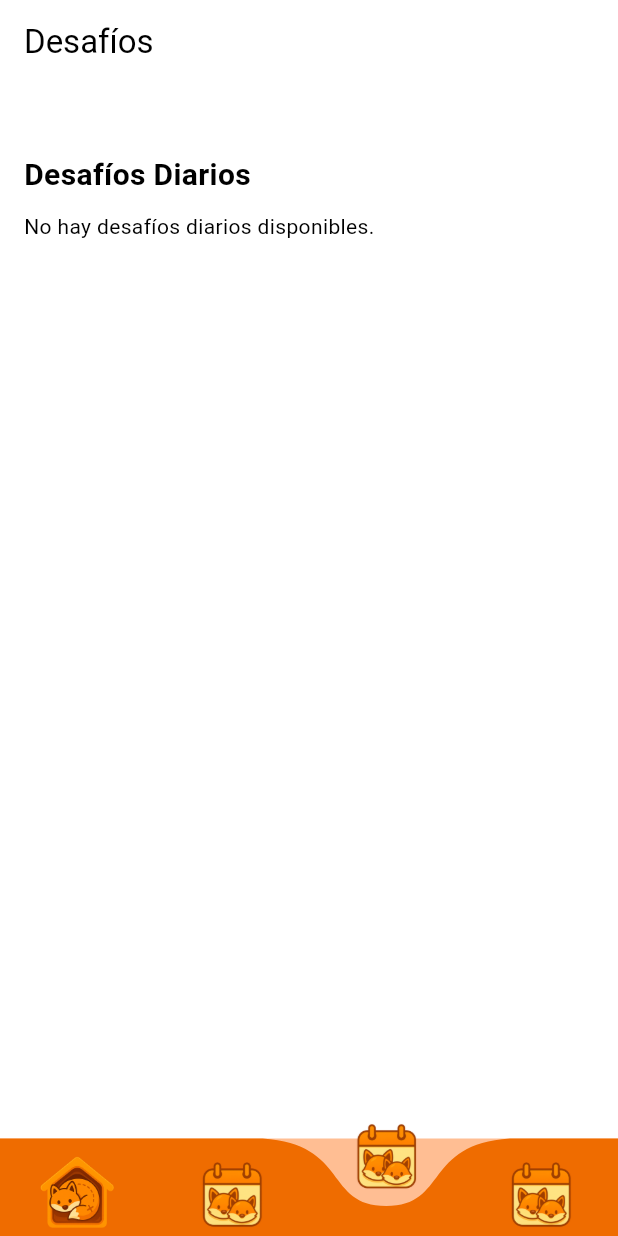
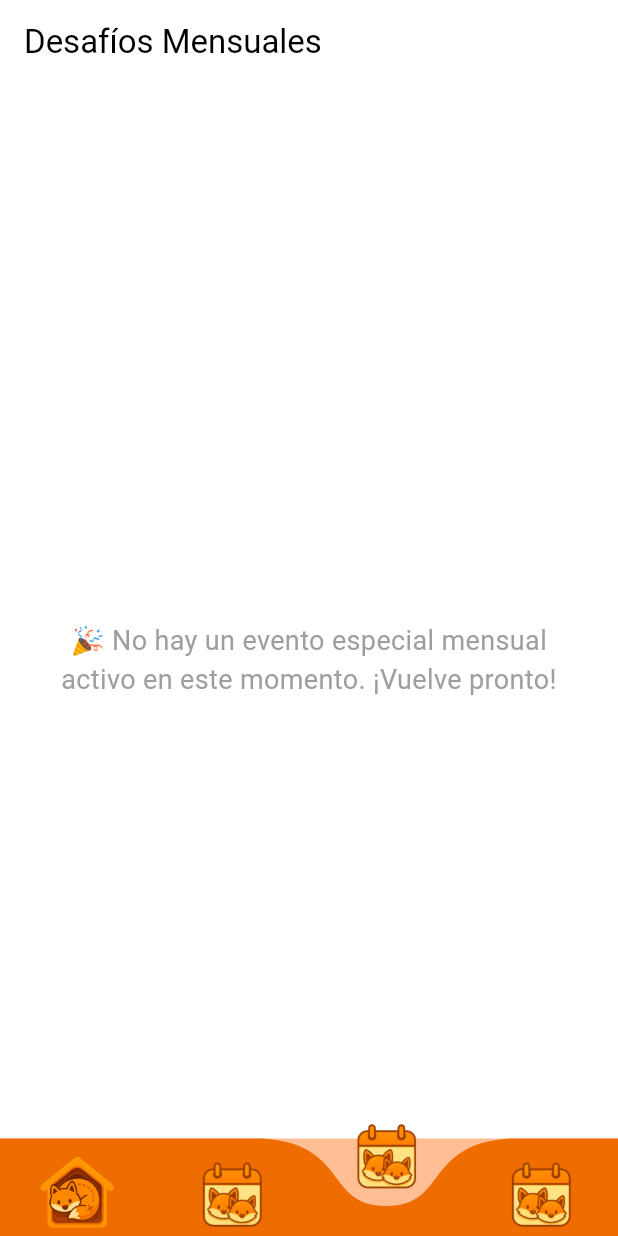
Before and after one commit to ATL1GOD/KitsuCode, a Flutter app: the screen it shows once a user with an empty profile is signed in, item 3 of the bottom bar chosen, on a phone screen of 412 x 824 dp. Run offline on Flutter 3.47's test engine with Material 3 defaults, Android fonts, the phone set to English and light mode, and no system bars; drawn by our look-alikes of curved_navigation_bar; our stand-ins replace animate_do, flutter_animate, flutter_dotenv, flutter_riverpod, flutter_svg, go_router and 3 more; missing offline and left inert: particles_fly; accounts and stored records are empty; network calls fail.

Commit message:
feat: Refactor modelos y proveedor para integrar retos mensuales y mejorar la vista de desafíos

```diff
--- a/lib/features/desafio/provider/desafio_provider.dart
+++ b/lib/features/desafio/provider/desafio_provider.dart
@@ -4,49 +4,52 @@ import 'package:flutter_riverpod/flutter_riverpod.dart';
 import 'package:supabase_flutter/supabase_flutter.dart';
 
 // --- Clases de Modelo Simples ---
-// Modelo para los datos de la tarjeta de Evento Especial
+// Modelo para los datos de la tarjeta de Evento Especial (Reto Agrupador)
 class DesafioEspecial {
   final int idReto;
   final String titulo;
   final String descripcion;
+  final DateTime fechaInicio;
   final DateTime fechaFin;
-  final int recompensaExp; // Añadido para consistencia con la VIEW
+  final int recompensaExp;
 
   DesafioEspecial({
     required this.idReto,
     required this.titulo,
     required this.descripcion,
+    required this.fechaInicio,
     required this.fechaFin,
     required this.recompensaExp,
   });
 
-  // Factory para crear desde el JSON de Supabase (usado por la VIEW)
+  // Factory para crear desde el JSON de Supabase
   factory DesafioEspecial.fromMap(Map<String, dynamic> map) {
     return DesafioEspecial(
       idReto: map['id_reto'],
       titulo: map['titulo'],
       descripcion: map['descripcion'] ?? 'Sin descripción.',
+      fechaInicio: DateTime.parse(map['fecha_inicio']),
       fechaFin: DateTime.parse(map['fecha_final']),
       recompensaExp: map['recompensa_experiencia'] ?? 0,
     );
   }
 }
 
-// Modelo para los datos de la tarjeta de Desafío Diario
-class DesafioDiario {
+// Modelo para los datos de la tarjeta de Desafío Diario (individual)
+class RetoIndividual {
   final int idReto;
   final String titulo;
   final int recompensaExp;
 
-  DesafioDiario({
+  RetoIndividual({
     required this.idReto,
     required this.titulo,
     required this.recompensaExp,
   });
 
   // Factory para crear desde el JSON de Supabase
-  factory DesafioDiario.fromMap(Map<String, dynamic> map) {
-    return DesafioDiario(
+  factory RetoIndividual.fromMap(Map<String, dynamic> map) {
+    return RetoIndividual(
       idReto: map['id_reto'],
       titulo: map['titulo'],
       recompensaExp: map['recompensa_experiencia'] ?? 0,
@@ -54,44 +57,98 @@ class DesafioDiario {
   }
 }
 
-// Clase contenedora para ambos resultados
-class DesafiosCompletos {
-  final List<DesafioEspecial> especiales;
-  final List<DesafioDiario> diarios;
+// Clase contenedora ÚNICA para el Reto Mensual
+class RetoMensualData {
+  final DesafioEspecial? agrupador; // Reto tipo 5
+  final List<RetoIndividual> individuales; // Retos que lo componen
+  final Set<int>
+  completedRetoIds; // IDs de retos individuales completados por el usuario
 
-  DesafiosCompletos({required this.especiales, required this.diarios});
+  RetoMensualData({
+    required this.agrupador,
+    required this.individuales,
+    required this.completedRetoIds,
+  });
 }
 
 // --- El Provider ---
 
 final supabase = Supabase.instance.client;
 
-final desafiosProvider = FutureProvider<DesafiosCompletos>((ref) async {
-  // 1. Ejecutar las dos consultas en paralelo usando Future.wait
-  //    Esto mejora el rendimiento al reducir la latencia de red.
-  final results = await Future.wait([
-    // Consulta 1: Eventos Especiales Activos en el Mes
-    // 🔑 USAMOS LA VIEW DE SUPABASE, que ya aplica el filtro de fechas.
-    supabase.from('desafios_especiales_activos').select('*'),
+// El provider ahora devuelve RetoMensualData
+final desafiosProvider = FutureProvider<RetoMensualData>((ref) async {
+  // 0. Obtener el ID del usuario.
+  final user = supabase.auth.currentUser;
+  if (user == null) {
+    // Manejar el caso de usuario no logueado
+    throw Exception('User not logged in');
+  }
+  final userId = user.id;
 
-    // Consulta 2: Desafíos Diarios (No especiales, Activos)
-    supabase
-        .from('reto')
-        .select('id_reto, titulo, recompensa_experiencia')
-        .eq('especial', false)
-        .eq('activo', true)
-        .limit(5),
-  ]);
+  // 1. Consulta el Reto Agrupador Activo (tipo_reto = 5)
+  final resultsEspeciales = await supabase
+      .from('reto')
+      .select(
+        'id_reto, titulo, descripcion, fecha_inicio, fecha_final, recompensa_experiencia',
+      )
+      .eq('tipo_reto', 5) // Asumiendo que 5 es el tipo "Agrupador/Evento"
+      .eq('especial', true)
+      .eq('activo', true)
+      .limit(1);
 
-  // 2. Procesar los resultados
-  final List<DesafioEspecial> especiales = (results[0] as List)
-      .map((item) => DesafioEspecial.fromMap(item))
+  final List<DesafioEspecial> especiales = (resultsEspeciales as List)
+      .map((item) => DesafioEspecial.fromMap(item as Map<String, dynamic>))
       .toList();
 
-  final List<DesafioDiario> diarios = (results[1] as List)
-      .map((item) => DesafioDiario.fromMap(item))
+  // Si no hay evento especial activo, retornar datos vacíos.
+  if (especiales.isEmpty) {
+    return RetoMensualData(
+      agrupador: null,
+      individuales: [],
+      completedRetoIds: {},
+    );
+  }
+
+  // 2. Obtener fechas del evento y Retos Individuales del Evento
+  final event = especiales.first;
+  final fechaInicioEvento = event.fechaInicio;
+  final fechaFinalEvento = event.fechaFin;
+
+  // Consulta 2.1: Retos Individuales que forman el Evento Mensual
+  final resultsRetosIndividuales = await supabase
+      .from('reto')
+      .select('id_reto, titulo, recompensa_experiencia')
+      .neq('tipo_reto', 5)
+      .eq('especial', false)
+      .eq('activo', true)
+      .gte('fecha_inicio', fechaInicioEvento.toIso8601String())
+      .lte('fecha_final', fechaFinalEvento.toIso8601String());
+
+  final List<RetoIndividual> retosIndividuales =
+      (resultsRetosIndividuales as List)
+          .map((item) => RetoIndividual.fromMap(item as Map<String, dynamic>))
+          .toList();
+
+  // 3. Obtener el progreso del usuario para el Reto Agrupador
+  final List<int> retosIndividualesIds = retosIndividuales
+      .map((r) => r.idReto)
       .toList();
 
-  return DesafiosCompletos(especiales: especiales, diarios: diarios);
+  final resultsCompleted = await supabase
+      .from('intento_reto')
+      .select('id_reto')
+      .eq('id_usuario', userId)
+      .eq('resultado', 'COMPLETADO')
+      .inFilter('id_reto', retosIndividualesIds);
+
+  final Set<int> completedMensualRetoIds = (resultsCompleted as List)
+      .map((item) => item['id_reto'] as int)
+      .toSet();
+
+  return RetoMensualData(
+    agrupador: event,
+    individuales: retosIndividuales,
+    completedRetoIds: completedMensualRetoIds,
+  );
 });
 // [FIN DEL ARCHIVO desafio_provider.dart]
--- a/lib/features/desafio/view/desafio_view.dart
+++ b/lib/features/desafio/view/desafio_view.dart
@@ -13,41 +13,35 @@ class DesafiosView extends ConsumerWidget {
     final desafiosAsync = ref.watch(desafiosProvider);
 
     return Scaffold(
-      appBar: AppBar(title: const Text('Desafíos')),
+      appBar: AppBar(title: const Text('Desafíos Mensuales')),
       body: desafiosAsync.when(
-        data: (desafios) {
+        data: (data) {
+          // --- Sección del Reto Agrupador (Mensual) ---
+          if (data.agrupador != null) {
             return ListView(
               padding: const EdgeInsets.all(16.0),
               children: [
-              // --- Sección de Eventos Especiales EXPANDIBLES ---
-              if (desafios.especiales.isNotEmpty)
-                ...desafios.especiales.map(
-                  (evento) =>
-                      // Usamos la primera tarjeta de evento especial para agrupar los diarios
                 ExpandableSpecialEventCard(
-                        evento: evento,
-                        // Pasamos los desafíos diarios como contenido expandible.
-                        // Adapta esta lista si tu provider ahora trae desafíos específicos relacionados.
-                        desafiosMensuales: desafios.diarios,
+                  evento: data.agrupador!, // El Reto Agrupador
+                  desafiosMensuales:
+                      data.individuales, // Los retos individuales del mes
+                  completedRetoIds:
+                      data.completedRetoIds, // IDs completados para el progreso
+                ),
+              ],
+            );
+          }
+
+          // Mensaje si no hay un reto mensual activo
+          return const Center(
+            child: Padding(
+              padding: EdgeInsets.all(32.0),
+              child: Text(
+                '🎉 No hay un evento especial mensual activo en este momento. ¡Vuelve pronto!',
+                textAlign: TextAlign.center,
+                style: TextStyle(fontSize: 18, color: Colors.grey),
               ),
             ),
-
-              const SizedBox(height: 30),
-
-              // --- Sección de Desafíos Diarios "Normales" ---
-              const Text(
-                'Desafíos Diarios',
-                style: TextStyle(fontSize: 20, fontWeight: FontWeight.bold),
-              ),
-              const SizedBox(height: 10),
-
-              if (desafios.diarios.isEmpty)
-                const Text('No hay desafíos diarios disponibles.')
-              else
-                ...desafios.diarios.map(
-                  (diario) => DesafioDiarioCard(diario: diario),
-                ),
-            ],
           );
         },
         loading: () => const Center(child: CircularProgressIndicator()),
@@ -58,17 +52,19 @@ class DesafiosView extends ConsumerWidget {
 }
 
 // -----------------------------------------------------------------------------------
-// --- NUEVO: Widget Expandible para Eventos Especiales (Basado en tu imagen) ---
+// --- Widget Expandible para Eventos Especiales (Reto Agrupador) ---
 // -----------------------------------------------------------------------------------
 
 class ExpandableSpecialEventCard extends StatefulWidget {
   final DesafioEspecial evento;
-  final List<DesafioDiario> desafiosMensuales; // Contenido para la expansión
+  final List<RetoIndividual> desafiosMensuales; // Contenido para la expansión
+  final Set<int> completedRetoIds; // IDs de retos completados por el usuario
 
   const ExpandableSpecialEventCard({
     super.key,
     required this.evento,
     required this.desafiosMensuales,
+    required this.completedRetoIds,
   });
 
   @override
@@ -112,8 +108,15 @@ class _ExpandableSpecialEventCardState
 
   @override
   Widget build(BuildContext context) {
-    // Usamos el color de la primera imagen (un tono verde oscuro)
     final primaryColor = Colors.green.shade700;
+
+    // Lógica para calcular el progreso del evento
+    final totalChallenges = widget.desafiosMensuales.length;
+    final completedChallenges = widget.completedRetoIds.length;
+    final progress = totalChallenges > 0
+        ? completedChallenges / totalChallenges
+        : 0.0;
+    final progressPercentage = (progress * 100).toStringAsFixed(0);
 
     return Card(
       margin: const EdgeInsets.only(bottom: 16.0),
@@ -213,20 +216,20 @@ class _ExpandableSpecialEventCardState
               child: Column(
                 crossAxisAlignment: CrossAxisAlignment.start,
                 children: [
-                  // Barra de progreso y texto (similar a la segunda imagen)
+                  // Barra de progreso y texto
                   const SizedBox(height: 10),
-                  const Text(
-                    'DESAFÍOS COMPLETADOS (0%)',
-                    style: TextStyle(
+                  Text(
+                    'DESAFÍOS COMPLETADOS ($completedChallenges/$totalChallenges - $progressPercentage%)',
+                    style: const TextStyle(
                       color: Colors.white70,
                       fontSize: 12,
                       fontWeight: FontWeight.bold,
                     ),
                   ),
                   const SizedBox(height: 8),
-                  // Placeholder de progreso (adaptar con datos reales)
+                  // Progreso
                   LinearProgressIndicator(
-                    value: 0.0,
+                    value: progress,
                     backgroundColor: Colors.white30,
                     valueColor: AlwaysStoppedAnimation<Color>(
                       Colors.green.shade300,
@@ -236,7 +239,7 @@ class _ExpandableSpecialEventCardState
 
                   // Título de la lista de desafíos
                   const Text(
-                    'DESAFÍOS MENSUALES DISPONIBLES',
+                    'RETOS INDIVIDUALES DEL EVENTO',
                     style: TextStyle(
                       color: Colors.white,
                       fontSize: 16,
@@ -245,10 +248,10 @@ class _ExpandableSpecialEventCardState
                   ),
                   const SizedBox(height: 10),
 
-                  // Lista de Desafíos Mensuales (usando el contenido del listado diario)
+                  // Lista de Retos Mensuales
                   if (widget.desafiosMensuales.isEmpty)
                     const Text(
-                      'No hay desafíos para este evento.',
+                      'No hay retos definidos para este evento.',
                       style: TextStyle(color: Colors.white70),
                     )
                   else
@@ -256,6 +259,10 @@ class _ExpandableSpecialEventCardState
                       (desafio) => MonthlyChallengeItem(
                         desafio: desafio,
                         parentColor: primaryColor,
+                        // Verificamos si el reto está en el Set de IDs completados
+                        isCompleted: widget.completedRetoIds.contains(
+                          desafio.idReto,
+                        ),
                       ),
                     ),
                 ],
@@ -273,38 +280,53 @@ class _ExpandableSpecialEventCardState
 }
 
 // -----------------------------------------------------------------------------------
-// --- NUEVO: Item para cada Desafío Mensual (dentro del expandible) ---
+// --- Item para cada Desafío Mensual (dentro del expandible, con estado de completado) ---
 // -----------------------------------------------------------------------------------
 class MonthlyChallengeItem extends StatelessWidget {
-  final DesafioDiario desafio;
+  final RetoIndividual desafio; // Usar el nuevo modelo
   final Color parentColor;
+  final bool isCompleted; // Indica si el reto fue completado
+
   const MonthlyChallengeItem({
     super.key,
     required this.desafio,
     required this.parentColor,
+    this.isCompleted = false,
   });
 
   @override
   Widget build(BuildContext context) {
     return Card(
       margin: const EdgeInsets.only(bottom: 8.0),
-      color: Color.lerp(
-        parentColor,
-        Colors.black,
-        0.2,
-      ), // Tono ligeramente más oscuro
+      color: Color.lerp(parentColor, Colors.black, 0.2),
       child: ListTile(
-        leading: const Icon(Icons.code, color: Colors.white),
+        leading: Icon(
+          isCompleted ? Icons.check_circle : Icons.code, // Ícono de completado
+          color: isCompleted ? Colors.green.shade300 : Colors.white,
+        ),
         title: Text(
           desafio.titulo,
-          style: const TextStyle(color: Colors.white),
+          style: TextStyle(
+            color: Colors.white,
+            decoration: isCompleted
+                ? TextDecoration.lineThrough
+                : null, // Tachado si está completo
+            decorationColor: Colors.white70,
+          ),
         ),
         subtitle: Text(
           '${desafio.recompensaExp} XP',
           style: const TextStyle(color: Colors.white70),
         ),
-        trailing: const Icon(Icons.arrow_forward_ios, color: Colors.white70),
-        onTap: () {
+        trailing: isCompleted
+            ? const Icon(
+                Icons.check,
+                color: Colors.greenAccent,
+              ) // Muestra un check final si está completo
+            : const Icon(Icons.arrow_forward_ios, color: Colors.white70),
+        onTap: isCompleted
+            ? null // Desactiva el tap si ya está completo
+            : () {
                 // Navegar a la dinámica del reto específico
                 context.go('/reto/${desafio.idReto}');
               },
@@ -312,29 +334,4 @@ class MonthlyChallengeItem extends StatelessWidget {
     );
   }
 }
-
-// -----------------------------------------------------------------------------------
-// --- Tarjeta para Desafíos Diarios "Normales" (Mantenida) ---
-// -----------------------------------------------------------------------------------
-class DesafioDiarioCard extends StatelessWidget {
-  final DesafioDiario diario;
-  const DesafioDiarioCard({super.key, required this.diario});
-
-  @override
-  Widget build(BuildContext context) {
-    return Card(
-      margin: const EdgeInsets.only(bottom: 12.0),
-      child: ListTile(
-        leading: const Icon(Icons.quiz, color: Colors.green),
-        title: Text(diario.titulo),
-        subtitle: Text('${diario.recompensaExp} XP'),
-        trailing: const Icon(Icons.arrow_forward_ios),
-        onTap: () {
-          // Navegación al distribuidor con el ID
-          context.go('/reto/${diario.idReto}');
-        },
-      ),
-    );
-  }
-}
 // [FIN DEL ARCHIVO desafio_view.dart]
```
Lines whose indentation alone changed are shown as unchanged.
